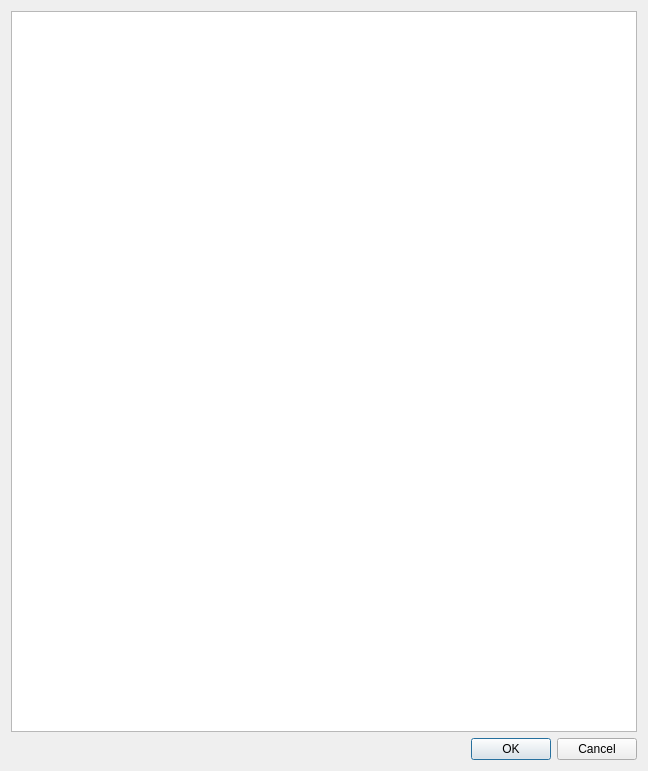
This is ggpo/gui/ui/savestatesdialog.ui in doctorguile/pyqtggpo as Qt 5 draws it before an edit. The edited form follows.
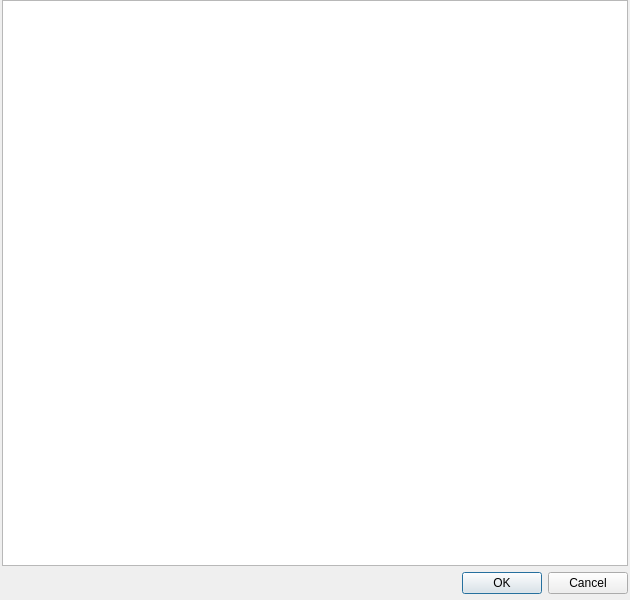
This is the edited form.

Commit message: - save select save state dialog windows state

What changed in the file:
```diff
--- a/ggpo/gui/ui/savestatesdialog.ui
+++ b/ggpo/gui/ui/savestatesdialog.ui
@@ -6,14 +6,26 @@
    <rect>
     <x>0</x>
     <y>0</y>
-    <width>648</width>
-    <height>771</height>
+    <width>630</width>
+    <height>600</height>
    </rect>
   </property>
   <property name="windowTitle">
    <string>Unsupported game savestates</string>
   </property>
   <layout class="QVBoxLayout" name="verticalLayout">
+   <property name="leftMargin">
+    <number>2</number>
+   </property>
+   <property name="topMargin">
+    <number>0</number>
+   </property>
+   <property name="rightMargin">
+    <number>2</number>
+   </property>
+   <property name="bottomMargin">
+    <number>6</number>
+   </property>
    <item>
     <widget class="QTableView" name="uiSavestatesTblv"/>
    </item>
```
The commit also changes 4 other files.
